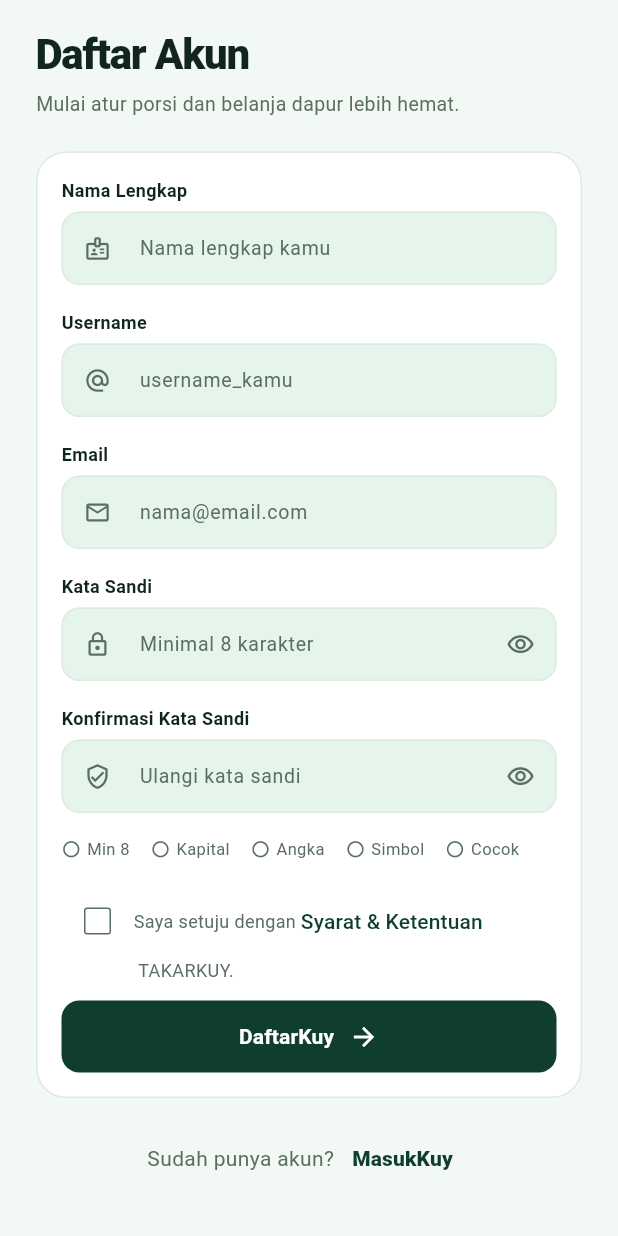
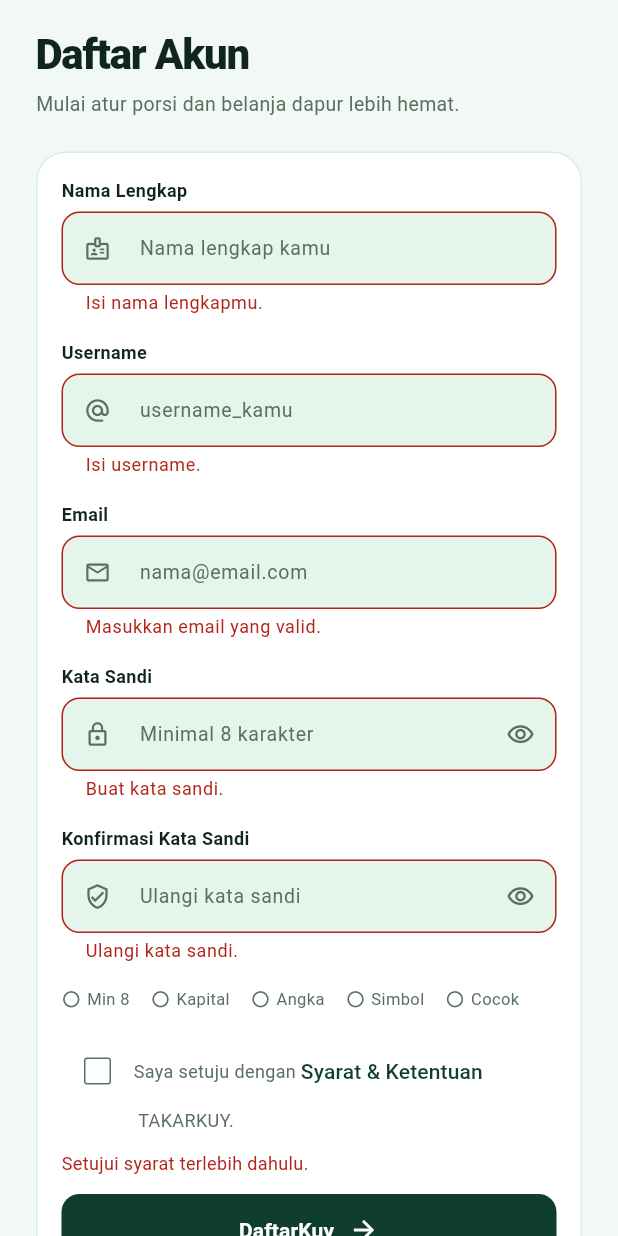
Before and after one commit to PBPUY-11-C/TAKARKUY-APK, a Flutter app: the SignupPage screen opened by its route, scrolled down 64 dp, after a tap on "DaftarKuy", on a phone screen of 412 x 824 dp. Run offline on Flutter 3.47's test engine with Material 3 defaults, Android fonts, the phone set to English and light mode, and no system bars.

Commit message:
feat(modul3): validasi formulir register dan tampilkan indikator kata sandi

```diff
--- a/lib/akun/screens/signup_page.dart
+++ b/lib/akun/screens/signup_page.dart
@@ -1,7 +1,52 @@
 import 'package:flutter/material.dart';
 
-class SignupPage extends StatelessWidget {
+import '../signup_validation.dart';
+
+class SignupPage extends StatefulWidget {
   const SignupPage({super.key});
+
+  @override
+  State<SignupPage> createState() => _SignupPageState();
+}
+
+class _SignupPageState extends State<SignupPage> {
+  final _formKey = GlobalKey<FormState>();
+  final _name = TextEditingController();
+  final _username = TextEditingController();
+  final _email = TextEditingController();
+  final _password = TextEditingController();
+  final _confirmation = TextEditingController();
+  bool _acceptedTerms = false;
+  bool _showTermsError = false;
+
+  @override
+  void initState() {
+    super.initState();
+    _password.addListener(_refreshRequirements);
+    _confirmation.addListener(_refreshRequirements);
+  }
+
+  void _refreshRequirements() => setState(() {});
+
+  @override
+  void dispose() {
+    for (final controller in [
+      _name,
+      _username,
+      _email,
+      _password,
+      _confirmation,
+    ]) {
+      controller.dispose();
+    }
+    super.dispose();
+  }
+
+  void _submit() {
+    final valid = _formKey.currentState!.validate();
+    setState(() => _showTermsError = !_acceptedTerms);
+    if (!valid || !_acceptedTerms) return;
+  }
 
   @override
   Widget build(BuildContext context) {
@@ -89,11 +134,15 @@ class SignupPage extends StatelessWidget {
                       border: Border.all(color: colors.border),
                     ),
                     child: Form(
+                      key: _formKey,
                       child: Column(
                         crossAxisAlignment: CrossAxisAlignment.stretch,
                         children: [
                           _SignupField(
                             id: 'name',
+                            controller: _name,
+                            validator: SignupValidation.name,
+                            autofillHints: const [AutofillHints.name],
                             label: 'Nama Lengkap',
                             hint: 'Nama lengkap kamu',
                             icon: Icons.badge_outlined,
@@ -101,6 +150,9 @@ class SignupPage extends StatelessWidget {
                           ),
                           _SignupField(
                             id: 'username',
+                            controller: _username,
+                            validator: SignupValidation.username,
+                            autofillHints: const [AutofillHints.newUsername],
                             label: 'Username',
                             hint: 'username_kamu',
                             icon: Icons.alternate_email,
@@ -108,6 +160,9 @@ class SignupPage extends StatelessWidget {
                           ),
                           _SignupField(
                             id: 'email',
+                            controller: _email,
+                            validator: SignupValidation.email,
+                            autofillHints: const [AutofillHints.email],
                             label: 'Email',
                             hint: 'nama@email.com',
                             icon: Icons.mail_outline,
@@ -116,6 +171,9 @@ class SignupPage extends StatelessWidget {
                           ),
                           _SignupField(
                             id: 'password',
+                            controller: _password,
+                            validator: SignupValidation.password,
+                            autofillHints: const [AutofillHints.newPassword],
                             label: 'Kata Sandi',
                             hint: 'Minimal 8 karakter',
                             icon: Icons.lock_outline,
@@ -124,6 +182,12 @@ class SignupPage extends StatelessWidget {
                           ),
                           _SignupField(
                             id: 'confirmation',
+                            controller: _confirmation,
+                            validator: (value) => SignupValidation.confirmation(
+                              value,
+                              _password.text,
+                            ),
+                            autofillHints: const [AutofillHints.newPassword],
                             label: 'Konfirmasi Kata Sandi',
                             hint: 'Ulangi kata sandi',
                             icon: Icons.verified_user_outlined,
@@ -134,14 +198,26 @@ class SignupPage extends StatelessWidget {
                             spacing: 14,
                             runSpacing: 10,
                             children: [
-                              for (final label in [
-                                'Min 8',
-                                'Kapital',
-                                'Angka',
-                                'Simbol',
-                                'Cocok',
-                              ])
-                                _Requirement(label: label, colors: colors),
+                              for (final entry in {
+                                'Min 8': _password.text.length >= 8,
+                                'Kapital': SignupValidation.hasUppercase(
+                                  _password.text,
+                                ),
+                                'Angka': SignupValidation.hasNumber(
+                                  _password.text,
+                                ),
+                                'Simbol': SignupValidation.hasSymbol(
+                                  _password.text,
+                                ),
+                                'Cocok':
+                                    _confirmation.text.isNotEmpty &&
+                                    _confirmation.text == _password.text,
+                              }.entries)
+                                _Requirement(
+                                  label: entry.key,
+                                  satisfied: entry.value,
+                                  colors: colors,
+                                ),
                             ],
                           ),
                           const SizedBox(height: 16),
@@ -149,8 +225,15 @@ class SignupPage extends StatelessWidget {
                             crossAxisAlignment: CrossAxisAlignment.start,
                             children: [
                               Checkbox(
-                                value: false,
-                                onChanged: (_) {},
+                                value: _acceptedTerms,
+                                semanticLabel:
+                                    'Setuju dengan Syarat & Ketentuan TAKARKUY',
+                                activeColor: colors.accent,
+                                checkColor: colors.actionText,
+                                onChanged: (value) => setState(() {
+                                  _acceptedTerms = value ?? false;
+                                  _showTermsError = !_acceptedTerms;
+                                }),
                                 side: BorderSide(color: colors.muted),
                               ),
                               Expanded(
@@ -186,8 +269,19 @@ class SignupPage extends StatelessWidget {
                             ],
                           ),
                           const SizedBox(height: 12),
+                          if (_showTermsError)
+                            Padding(
+                              padding: const EdgeInsets.only(bottom: 12),
+                              child: Text(
+                                'Setujui syarat terlebih dahulu.',
+                                style: TextStyle(
+                                  color: colors.error,
+                                  fontSize: 12,
+                                ),
+                              ),
+                            ),
                           FilledButton(
-                            onPressed: () {},
+                            onPressed: _submit,
                             style: FilledButton.styleFrom(
                               backgroundColor: colors.accent,
                               foregroundColor: colors.actionText,
@@ -254,6 +348,9 @@ class _SignupField extends StatelessWidget {
     required this.colors,
     this.keyboardType,
     this.obscure = false,
+    this.controller,
+    this.validator,
+    this.autofillHints,
   });
 
   final String id, label, hint;
@@ -261,6 +358,9 @@ class _SignupField extends StatelessWidget {
   final _SignupColors colors;
   final TextInputType? keyboardType;
   final bool obscure;
+  final TextEditingController? controller;
+  final FormFieldValidator<String>? validator;
+  final Iterable<String>? autofillHints;
 
   @override
   Widget build(BuildContext context) {
@@ -280,11 +380,28 @@ class _SignupField extends StatelessWidget {
           const SizedBox(height: 6),
           TextFormField(
             key: ValueKey('signup-$id'),
+            controller: controller,
+            validator: validator,
+            autovalidateMode: AutovalidateMode.onUserInteraction,
+            autofillHints: autofillHints,
+            autocorrect: id == 'name',
+            enableSuggestions: !obscure,
+            textInputAction: TextInputAction.next,
             keyboardType: keyboardType,
             obscureText: obscure,
             style: TextStyle(color: colors.text, fontSize: 14),
             decoration: InputDecoration(
               hintText: hint,
+              errorMaxLines: 3,
+              errorStyle: TextStyle(color: colors.error),
+              errorBorder: OutlineInputBorder(
+                borderRadius: BorderRadius.circular(12),
+                borderSide: BorderSide(color: colors.error),
+              ),
+              focusedErrorBorder: OutlineInputBorder(
+                borderRadius: BorderRadius.circular(12),
+                borderSide: BorderSide(color: colors.error, width: 1.5),
+              ),
               hintStyle: TextStyle(color: colors.muted, fontSize: 13),
               prefixIcon: Icon(icon, size: 18, color: colors.muted),
               suffixIcon: obscure
@@ -324,20 +441,35 @@ class _SignupField extends StatelessWidget {
 }
 
 class _Requirement extends StatelessWidget {
-  const _Requirement({required this.label, required this.colors});
+  const _Requirement({
+    required this.label,
+    required this.colors,
+    required this.satisfied,
+  });
 
   final String label;
   final _SignupColors colors;
+  final bool satisfied;
 
   @override
   Widget build(BuildContext context) {
-    return Row(
-      mainAxisSize: MainAxisSize.min,
-      children: [
-        Icon(Icons.radio_button_unchecked, size: 13, color: colors.muted),
-        const SizedBox(width: 4),
-        Text(label, style: TextStyle(fontSize: 11, color: colors.muted)),
-      ],
+    return Semantics(
+      label: '$label: ${satisfied ? 'terpenuhi' : 'belum terpenuhi'}',
+      excludeSemantics: true,
+      child: Row(
+        mainAxisSize: MainAxisSize.min,
+        children: [
+          Icon(
+            satisfied
+                ? Icons.check_circle_outline
+                : Icons.radio_button_unchecked,
+            size: 13,
+            color: satisfied ? colors.accent : colors.muted,
+          ),
+          const SizedBox(width: 4),
+          Text(label, style: TextStyle(fontSize: 11, color: colors.muted)),
+        ],
+      ),
     );
   }
 }
@@ -355,4 +487,5 @@ class _SignupColors {
   Color get muted => dark ? const Color(0xFFA3BBAE) : const Color(0xFF5A6F64);
   Color get accent => dark ? const Color(0xFFD4F45A) : const Color(0xFF0F3D2E);
   Color get actionText => dark ? const Color(0xFF10251C) : Colors.white;
+  Color get error => dark ? const Color(0xFFF29D95) : const Color(0xFFB42318);
 }
--- /dev/null
+++ b/lib/akun/signup_validation.dart
@@ -0,0 +1,48 @@
+/// Validasi awal di perangkat. Validasi akun tetap wajib dilakukan oleh server.
+abstract final class SignupValidation {
+  static String? name(String? value) {
+    final text = (value ?? '').trim();
+    if (text.isEmpty) return 'Isi nama lengkapmu.';
+    if (text.length > 150) return 'Nama maksimal 150 karakter.';
+    return null;
+  }
+
+  static String? username(String? value) {
+    final text = (value ?? '').trim();
+    if (text.isEmpty) return 'Isi username.';
+    if (!RegExp(r'^[A-Za-z0-9_.-]{3,30}$').hasMatch(text)) {
+      return 'Gunakan 3–30 huruf, angka, titik, _ atau -.';
+    }
+    return null;
+  }
+
+  static String? email(String? value) {
+    final text = (value ?? '').trim();
+    if (text.length > 150 ||
+        text.codeUnits.any((unit) => unit > 127) ||
+        !RegExp(r'^[^\s@]+@[^\s@]+\.[^\s@]+$').hasMatch(text)) {
+      return 'Masukkan email yang valid.';
+    }
+    return null;
+  }
+
+  static bool hasUppercase(String value) => RegExp(r'[A-Z]').hasMatch(value);
+  static bool hasNumber(String value) => RegExp(r'[0-9]').hasMatch(value);
+  static bool hasSymbol(String value) => RegExp(r'[^\w\s]|_').hasMatch(value);
+
+  static String? password(String? value) {
+    final text = value ?? '';
+    if (text.isEmpty) return 'Buat kata sandi.';
+    if (text.length < 8) return 'Gunakan minimal 8 karakter.';
+    if (!hasUppercase(text)) return 'Tambahkan huruf kapital.';
+    if (!hasNumber(text)) return 'Tambahkan angka.';
+    if (!hasSymbol(text)) return 'Tambahkan simbol.';
+    return null;
+  }
+
+  static String? confirmation(String? value, String password) {
+    if (value == null || value.isEmpty) return 'Ulangi kata sandi.';
+    if (value != password) return 'Kata sandi belum cocok.';
+    return null;
+  }
+}
```
Also changed, not shown: 1 other file.
